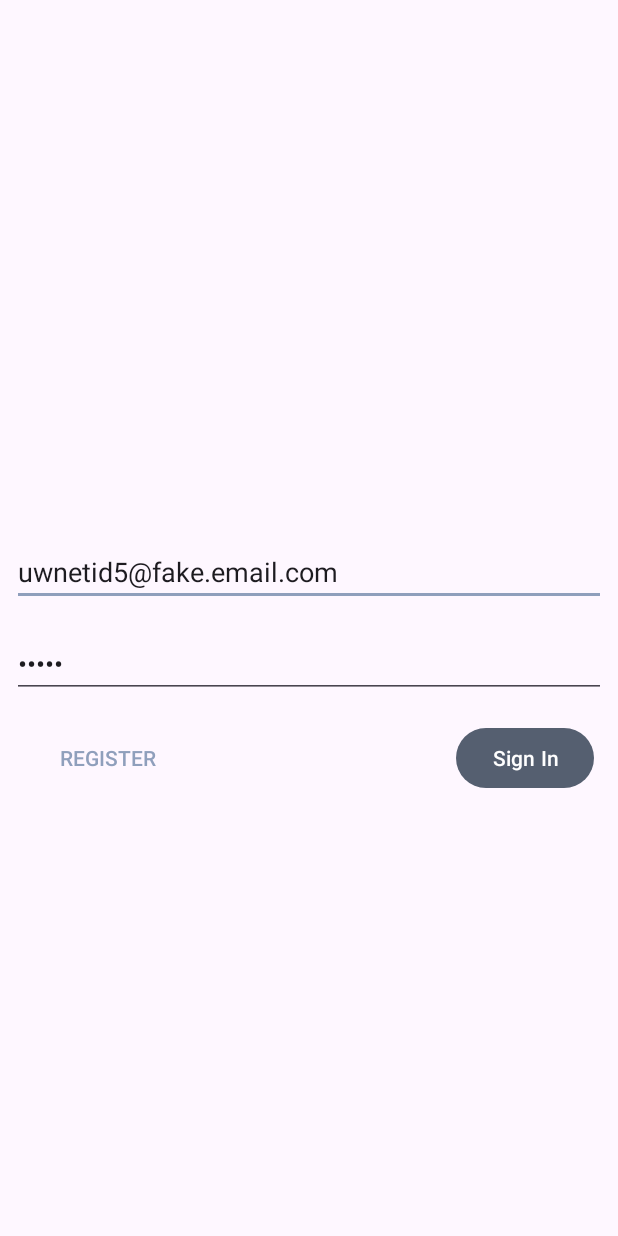
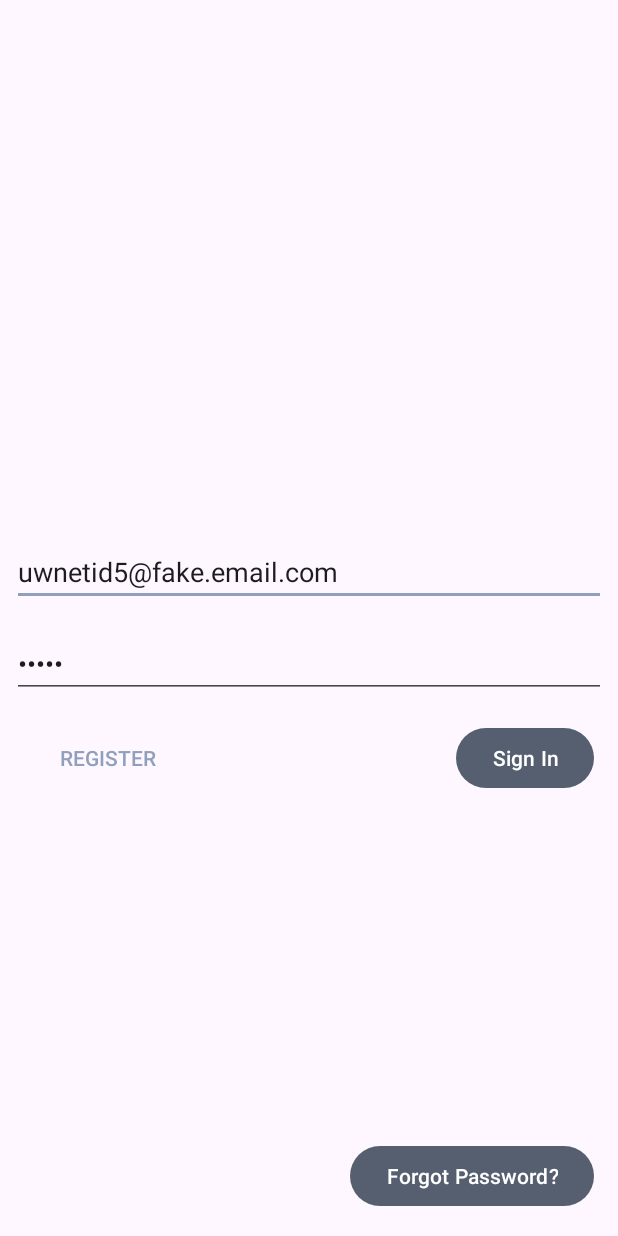
Before and after one commit to oluvarov/RainyDay-Android-App-TCSS450-CLIENTSIDE-, an Android app: the fragment SignInFragment shown on its own in the app's theme, on a phone screen of 412 x 824 dp. Run offline under Robolectric (Android 15) with nearby library versions, the phone set to English and light mode, and no system bars; our stand-ins replace Volley; network calls fail; 3 statements that could not run were skipped.

Commit message:
Started working on the ForgotPassword functionality for the app. Currently uses one of the already available functions on the server so it currently doesn't work as advertised. Added button on SignIn in order to navigate to ForgotPassword.

```diff
--- a/app/src/main/java/edu/uw/tcss450/shuynh08/tcss450clientside/ui/auth/signin/SignInFragment.java
+++ b/app/src/main/java/edu/uw/tcss450/shuynh08/tcss450clientside/ui/auth/signin/SignInFragment.java
@@ -65,6 +65,10 @@ public class SignInFragment extends Fragment {
                         SignInFragmentDirections.actionLoginFragmentToRegisterFragment()
                 ));
 
+        binding.buttonForgotGetPassword.setOnClickListener(button ->
+                Navigation.findNavController(getView()).navigate(
+                        SignInFragmentDirections.actionSignInFragmentToForgotPasswordFragment()
+                ));
         binding.buttonSignIn.setOnClickListener(this::attemptSignIn);
 
         mSignInModel.addResponseObserver(
@@ -102,11 +106,11 @@ public class SignInFragment extends Fragment {
         //result of connect().
     }
 
-    /*private void verifyVerificationWithServer() {
+    private void verifyVerificationWithServer() {
         mSignInModel.connectVerified(
                 binding.editEmail.getText().toString()
         );
-    }*/
+    }
     /**
      * Helper to abstract the navigation to the Activity past Authentication.
      * @param email users email
--- a/app/src/main/res/layout/fragment_sign_in.xml
+++ b/app/src/main/res/layout/fragment_sign_in.xml
@@ -57,6 +57,27 @@
         app:layout_constraintEnd_toEndOf="parent"
         app:layout_constraintTop_toBottomOf="@+id/edit_password" />
 
+    <!--Style=filled, State=enabled, Text configurations=input-text, Leading icon=false, Trailing icon=True
+
+Use a text field when someone needs to enter text into a UI, such as filling in contact or payment information.
+
+🛠 Additional options
+Support text - you can toggle supporting text between hide and show.
+-->
+
+
+    <!-- drawable/style_fille.xml -->
+
+
+    <RelativeLayout
+        android:id="@+id/style_fille"
+        android:layout_width="210dp"
+        android:layout_height="56dp"
+        android:layout_alignParentLeft="true"
+        android:layout_alignParentTop="true"
+        tools:layout_editor_absoluteX="94dp"
+        tools:layout_editor_absoluteY="124dp" />
+
     <Button
         android:id="@+id/button_to_register"
         style="@style/Widget.AppCompat.Button.Borderless"
@@ -69,7 +90,18 @@
         app:layout_constraintStart_toStartOf="parent"
         app:layout_constraintTop_toBottomOf="@+id/edit_password" />
 
-<!--    <com.google.android.material.textfield.TextInputLayout-->
+    <Button
+        android:id="@+id/button_forgot_get_password"
+        android:layout_width="wrap_content"
+        android:layout_height="wrap_content"
+        android:layout_marginBottom="16dp"
+        android:text="@string/action_forget_password"
+        app:layout_constraintBottom_toBottomOf="parent"
+        app:layout_constraintEnd_toEndOf="parent"
+        app:layout_constraintHorizontal_bias="0.935"
+        app:layout_constraintStart_toStartOf="parent" />
+
+    <!--    <com.google.android.material.textfield.TextInputLayout-->
 <!--        android:id="@+id/outlinedTextField"-->
 <!--        android:layout_width="394dp"-->
 <!--        android:layout_height="57dp"-->
--- a/app/src/main/res/values/strings.xml
+++ b/app/src/main/res/values/strings.xml
@@ -9,8 +9,11 @@
     <string name="hint_password_again">Retype Password</string>
     <string name="action_register_short">Register</string>
     <string name="action_sign_in_short">Sign In</string>
+    <string name="action_forget_password">Forgot Password?</string>
     <string name="title_home">Home</string>
     <string name="title_contacts">Contacts</string>
     <string name="title_chat">Chat</string>
     <string name="title_weather">Weather</string>
+    <string name="forgot_description">Provide your account\'s email address to reset your password</string>
+    <string name="forgot_button_next">Next</string>
 </resources>
```
Also changed, not shown: app/src/main/java/edu/uw/tcss450/shuynh08/tcss450clientside/ui/auth/forgotpassword/ForgotPasswordFragment.java (added, +97 -0 lines), app/src/main/java/edu/uw/tcss450/shuynh08/tcss450clientside/ui/auth/forgotpassword/ForgotPasswordViewModel.java (added, +93 -0 lines), app/src/main/res/layout/fragment_forgot_password.xml (added, +63 -0 lines), app/src/main/res/navigation/auth_graph.xml (+8 -0 lines).
